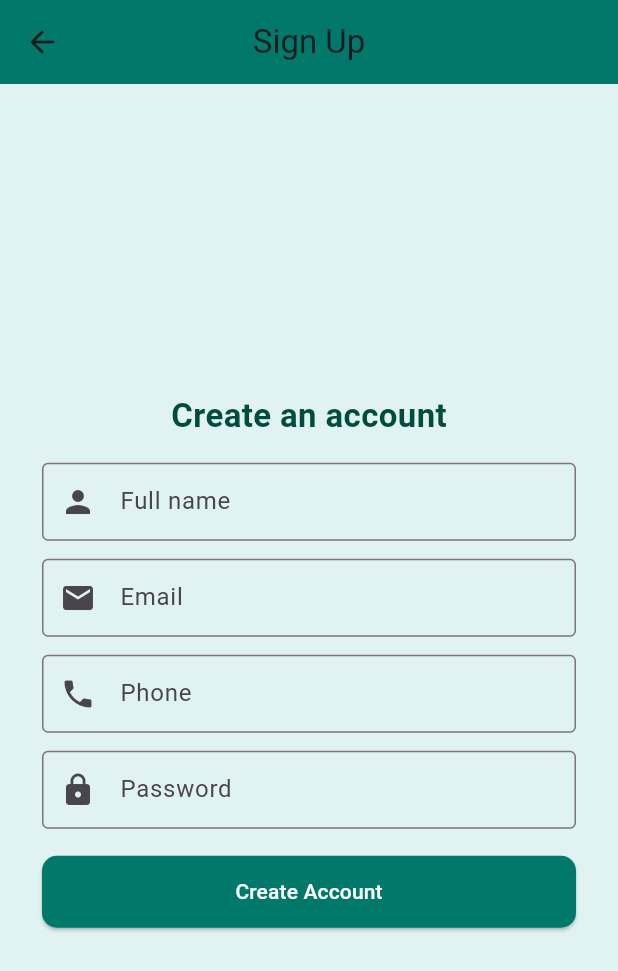
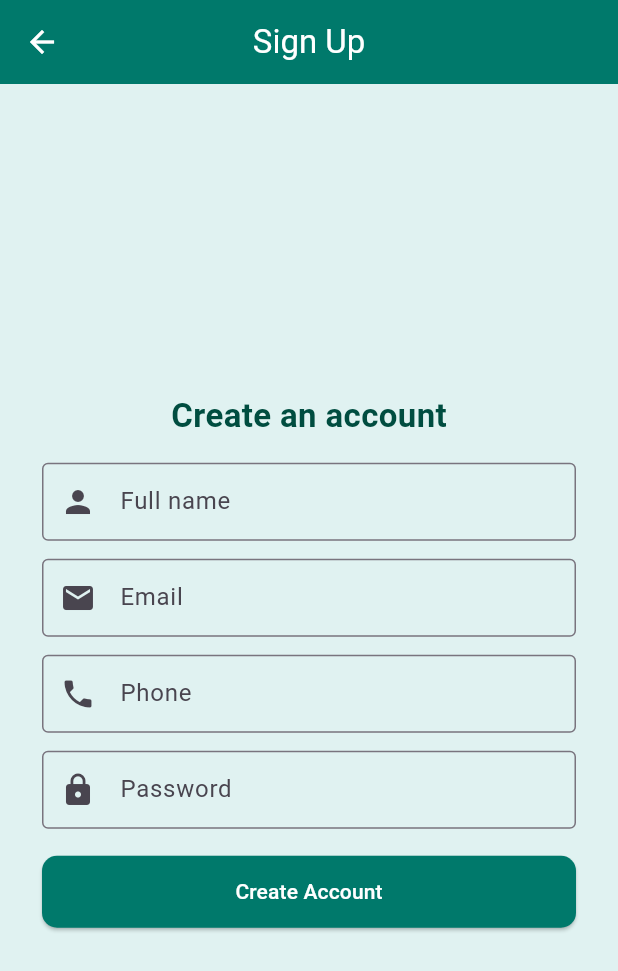
Before and after one commit to emon047/Tracksy, a Flutter app: the SignUpPage screen opened directly, on a phone screen of 412 x 824 dp. Shown: the top 971 px of the screen. Run offline on Flutter 3.47's test engine with Material 3 defaults, Android fonts, the phone set to English and light mode, and no system bars; our stand-ins replace fl_chart, supabase_flutter; accounts and stored records are empty.

Commit message:
Updated project with latest changes

```diff
--- a/lib/screens/signup_page.dart
+++ b/lib/screens/signup_page.dart
@@ -22,9 +22,10 @@ class _SignUpPageState extends State<SignUpPage> {
 
     return Scaffold(
       appBar: AppBar(
-        title: const Text('Sign Up'),
+        title: const Text('Sign Up', style: TextStyle(color: Colors.white)),
         backgroundColor: Colors.teal.shade700,
         centerTitle: true,
+        iconTheme: const IconThemeData(color: Colors.white), // ✅ back arrow white
       ),
       body: Center(
         child: SingleChildScrollView(
--- a/lib/screens/splash_screen.dart
+++ b/lib/screens/splash_screen.dart
@@ -22,7 +22,7 @@ class _SplashScreenState extends State<SplashScreen> {
   }
 
   Future<void> _navigate() async {
-    await Future.delayed(const Duration(seconds: 4));
+    await Future.delayed(const Duration(seconds: 20));
 
     final service = Provider.of<SupabaseService>(context, listen: false);
     final user = service.getCurrentUser();
```
